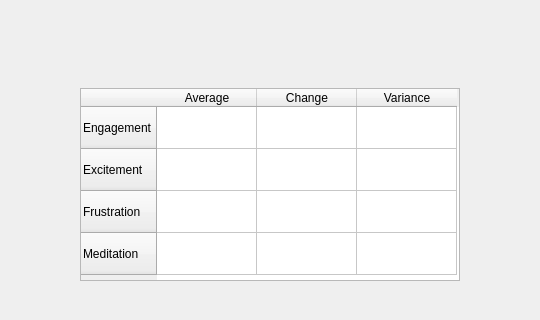
Above: displayemotion.ui from stephen-hopkins/MusicEEG before the change; both pictures show x 410 to 950 and y 466 to 786 of the 1359 by 786 pixel window. Below: the same form after it.
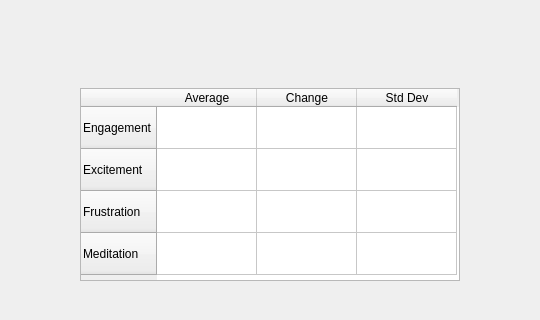
That is the form after the change. Custom widgets are drawn as their Qt base class.

Commit message: Changing database to fit all raw data onto one big table instead of many new tables Calculating variances for emotions, displaying them on screen after track, and saving to DB

```diff
--- a/displayemotion.ui
+++ b/displayemotion.ui
@@ -118,7 +118,7 @@
        </column>
        <column>
         <property name="text">
-         <string>Variance</string>
+         <string>Std Dev</string>
         </property>
        </column>
       </widget>
```
The commit also changes 7 other files.
